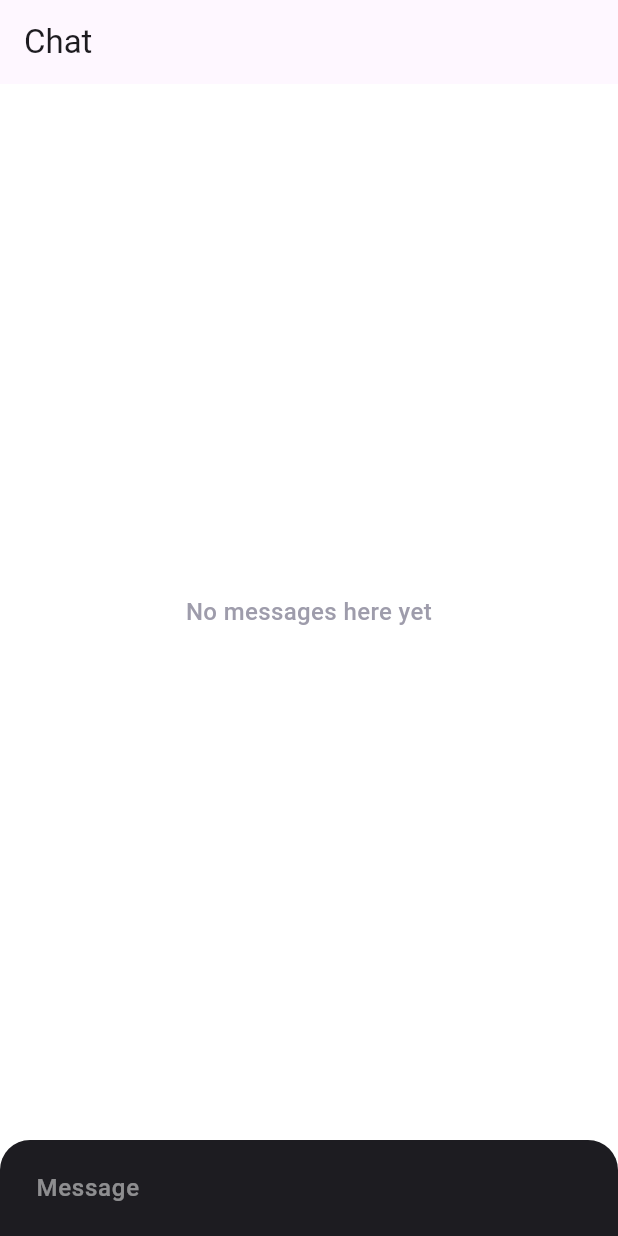
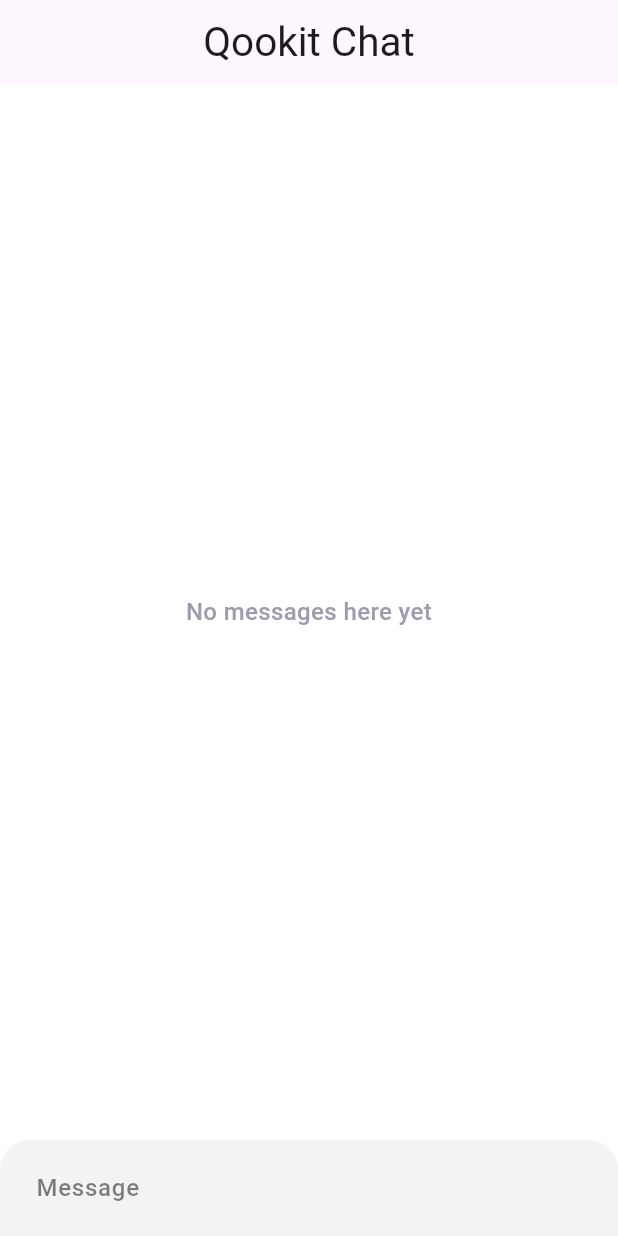
Before and after one commit to Paul-Franklin-student-programs/Qookit_chat_demo, a Flutter app: the screen it shows after launch, on a phone screen of 412 x 824 dp. Run offline on Flutter 3.47's test engine with Material 3 defaults, Android fonts, the phone set to English and light mode, and no system bars; our stand-ins replace flutter_chat_types, flutter_chat_ui.

Commit message:
chat interface is in good shape, just spiffing up certain UI elements

```diff
--- a/lib/chat_page.dart
+++ b/lib/chat_page.dart
@@ -11,8 +11,8 @@ class ChatPage extends StatefulWidget {
 
 class _ChatPageState extends State<ChatPage> {
   List<types.Message> _messages = [];
-  final _user = const types.User(id: '1'); // User sending messages
-  final _bot = const types.User(id: '2');  // Chatbot replying
+  final _user = const types.User(id: '1'); // User (Right Side)
+  final _bot = const types.User(id: '2'); // Bot (Left Side)
 
   void _handleSendPressed(types.PartialText message) {
     final textMessage = types.TextMessage(
@@ -26,18 +26,30 @@ class _ChatPageState extends State<ChatPage> {
       _messages.insert(0, textMessage);
     });
 
-    // Generate a random number reply after a short delay
-    Future.delayed(const Duration(seconds: 1), () {
+    // Generate a random number response after a short delay
+    Future.delayed(const Duration(seconds: 2), () {
       _sendBotReply();
     });
   }
 
   void _sendBotReply() {
-    final randomNumber = Random().nextInt(100); // Generate random number
+    final randomNumber = Random().nextInt(100); // Generate a random number
     final botMessage = types.TextMessage(
       author: _bot,
       id: const Uuid().v4(),
-      text: "Random number: $randomNumber",
+      text: "To make a classic Caesar salad, start by preparing the dressing. "
+          "In a bowl, whisk together one minced garlic clove, a teaspoon of Dijon "
+          "mustard, two teaspoons of Worcestershire sauce, the juice of one lemon, "
+          "and one egg yolk. Slowly drizzle in half a cup of olive oil while whisking "
+          "continuously to emulsify. Stir in half a cup of grated Parmesan cheese and "
+          "season with salt and pepper to taste.\n\nNext, prepare the croutons by cutting "
+          "a few slices of bread into cubes, tossing them with olive oil and a pinch of "
+          "salt, then baking them at 375°F (190°C) for about 10 minutes until golden brown. "
+          "For the salad, chop a head of fresh romaine lettuce and place it in a large "
+          "bowl. Add the homemade croutons and drizzle with the dressing, tossing everything "
+          "gently to coat.\n\nFinish by sprinkling more grated Parmesan on top and, if desired, "
+          "adding anchovy fillets for an authentic touch. Serve immediately for the best "
+          "texture and flavor.",
       createdAt: DateTime.now().millisecondsSinceEpoch,
     );
 
@@ -49,12 +61,58 @@ class _ChatPageState extends State<ChatPage> {
   @override
   Widget build(BuildContext context) {
     return Scaffold(
-      appBar: AppBar(title: const Text("Chat")),
+      appBar: AppBar(
+        title: const Center(
+          child: Text("Qookit Chat",
+              style: TextStyle(
+                fontSize: 27,
+              )),
+        ),
+      ),
       body: Chat(
         messages: _messages,
         onSendPressed: _handleSendPressed,
         user: _user,
+        theme: DefaultChatTheme(
+          inputBackgroundColor: Color(0xFFf3f3f3), // Input field background
+          inputTextColor: Colors.black, // Input text color
+          primaryColor: Color(0xFFf3f3f3), // Send button color
+          secondaryColor: Colors.white,
+
+          sentMessageBodyTextStyle: TextStyle(
+          color: Colors.black, // Ensures user message text is black
+          fontSize: 16,
+          )
+        ),
+        //customMessageBuilder: _customMessageBuilder, // Custom bubble UI
       ),
     );
   }
+
+  /*/// Customizes user and bot messages to match ChatGPT's style
+  Widget _customMessageBuilder(types.Message message,
+      {required int messageWidth}) {
+    final isUserMessage = message.author.id == _user.id;
+
+    return Align(
+      alignment: isUserMessage ? Alignment.centerRight : Alignment.centerLeft,
+      child: Container(
+        constraints: BoxConstraints(maxWidth: messageWidth * 0.8),
+        padding: const EdgeInsets.all(12),
+        decoration: isUserMessage
+            ? BoxDecoration(
+                color: Colors.red, // Light gray bubble for user
+                borderRadius: BorderRadius.circular(20),
+              )
+            : null, // No background for bot messages
+        child: Text(
+          (message as types.TextMessage).text,
+          style: TextStyle(
+            color: Colors.black,
+            fontSize: 16,
+          ),
+        ),
+      ),
+    );
+  }*/
 }
```
Also changed, not shown: pubspec.lock, 125 other files.
